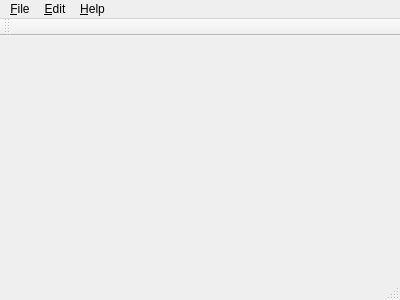
The window that spad_frontend.ui (harshithjv/SPad) describes before a commit, drawn with Qt 5.
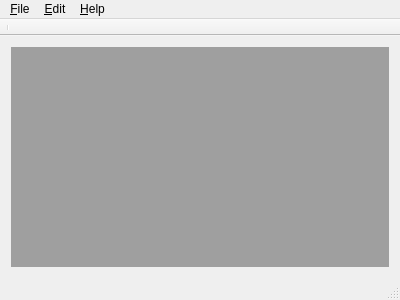
The same window after the commit.

Patch:
```diff
--- a/spad_frontend.ui
+++ b/spad_frontend.ui
@@ -13,7 +13,17 @@
   <property name="windowTitle">
    <string>spad_frontend</string>
   </property>
-  <widget class="QWidget" name="centralWidget"/>
+  <widget class="QWidget" name="centralWidget">
+   <layout class="QHBoxLayout" name="horizontalLayout">
+    <item>
+     <widget class="QMdiArea" name="mdiArea">
+      <property name="viewMode">
+       <enum>QMdiArea::SubWindowView</enum>
+      </property>
+     </widget>
+    </item>
+   </layout>
+  </widget>
   <widget class="QMenuBar" name="menuBar">
    <property name="geometry">
     <rect>
@@ -67,12 +77,19 @@
    <addaction name="menu_Help"/>
   </widget>
   <widget class="QToolBar" name="mainToolBar">
+   <property name="autoFillBackground">
+    <bool>true</bool>
+   </property>
+   <property name="movable">
+    <bool>false</bool>
+   </property>
    <attribute name="toolBarArea">
     <enum>TopToolBarArea</enum>
    </attribute>
    <attribute name="toolBarBreak">
-    <bool>false</bool>
+    <bool>true</bool>
    </attribute>
+   <addaction name="separator"/>
   </widget>
   <widget class="QStatusBar" name="statusBar"/>
   <action name="action_New">
```
Left out of the diff: 39 changed lines with no effect on the pictures.
